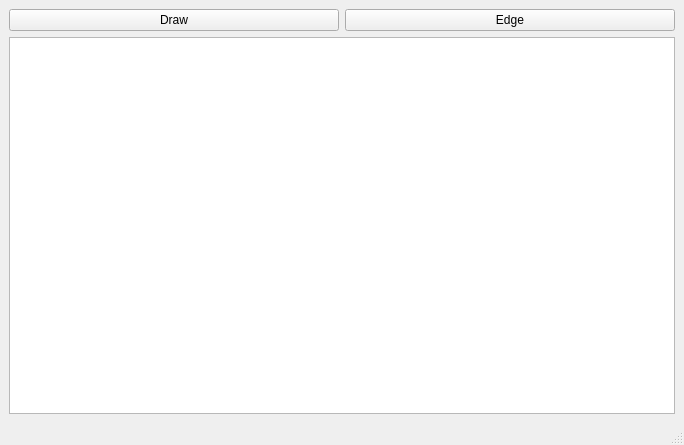
The window that mainwindow.ui (jantakac/small-graph-qt-ioa) describes before a commit, drawn with Qt 5.
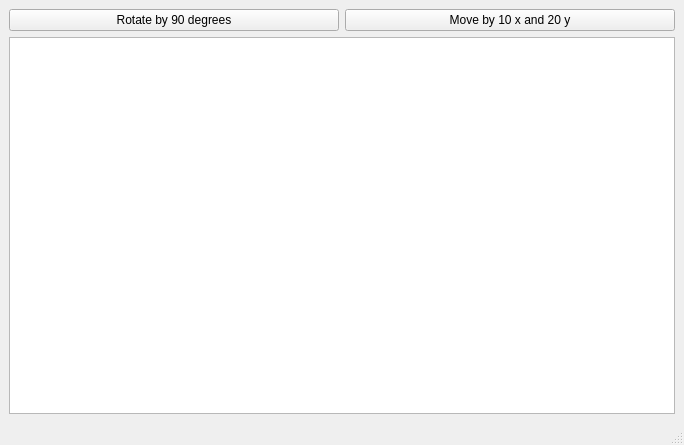
The same window after the commit.

Diff of the .ui file:
```diff
--- a/mainwindow.ui
+++ b/mainwindow.ui
@@ -23,14 +23,14 @@
       <item>
        <widget class="QPushButton" name="btnDraw">
         <property name="text">
-         <string>Draw</string>
+         <string>Rotate by 90 degrees</string>
         </property>
        </widget>
       </item>
       <item>
        <widget class="QPushButton" name="btnEdge">
         <property name="text">
-         <string>Edge</string>
+         <string>Move by 10 x and 20 y</string>
         </property>
        </widget>
       </item>
```
Left out of the diff: 4 changed lines with no effect on the pictures.
